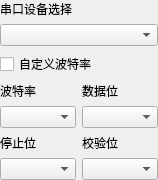
This is Src/SerialPortDebug/SAKSerialPortDeviceController.ui in x-tools-author/x-tools as Qt 5 draws it before an edit. The edited form follows.
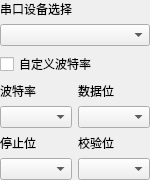
This is the edited form.

Commit message: 调整串口调试ui

The edit to the form file:
```diff
--- a/Src/SerialPortDebug/SAKSerialPortDeviceController.ui
+++ b/Src/SerialPortDebug/SAKSerialPortDeviceController.ui
@@ -6,7 +6,7 @@
    <rect>
     <x>0</x>
     <y>0</y>
-    <width>158</width>
+    <width>144</width>
     <height>148</height>
    </rect>
   </property>
```
